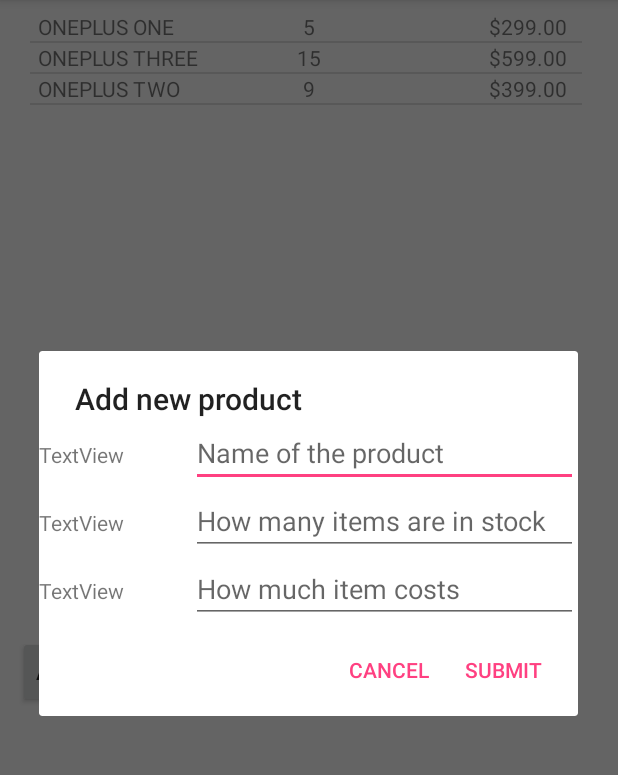
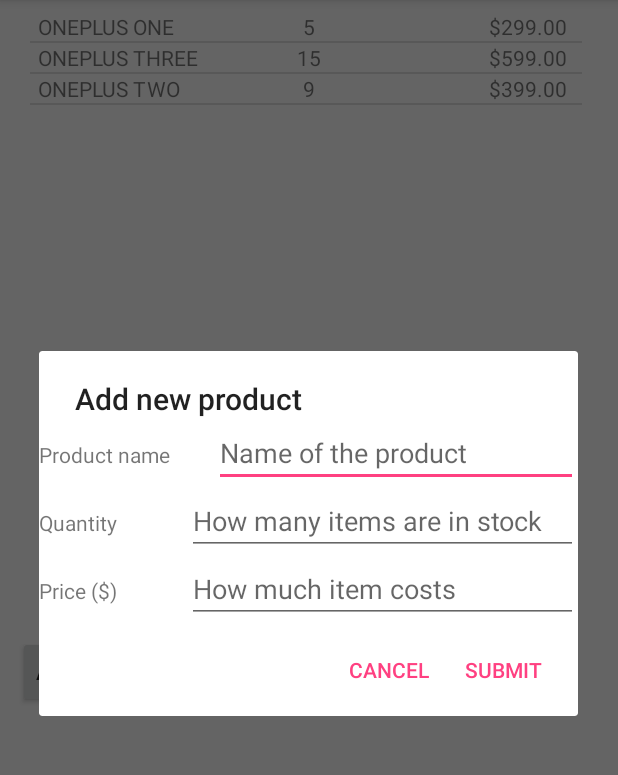
Before and after one commit to Gitvalt/androidDevelopment, an Android app: the screen it shows after launch (MainActivity), after a tap on "ADD PRODUCT", on a phone screen of 412 x 824 dp, the part 84-859 px from its top. Run offline under Robolectric (Android 15) with nearby library versions, the phone set to English and light mode, and no system bars.

Commit message:
finished shoppinglist

```diff
--- a/ShoppingListApp/app/src/main/java/company/supernice/k1967/shoppinglistapp/AddProductDialog.java
+++ b/ShoppingListApp/app/src/main/java/company/supernice/k1967/shoppinglistapp/AddProductDialog.java
@@ -18,6 +18,12 @@ import android.widget.Toast;
 public class AddProductDialog extends DialogFragment {
 
     //create interfaces
+    public interface AddProductDialogListener {
+        void onDialogPositiveClick(String name, int quantity, double price);
+        void onDialogNegativeClick();
+    }
+
+    AddProductDialogListener mListerner;
 
     @Override
     public void onAttach(Context context) {
@@ -32,6 +38,8 @@ public class AddProductDialog extends DialogFragment {
         LayoutInflater inflater = getActivity().getLayoutInflater();
 
         final View dialogView = inflater.inflate(R.layout.add_product, null);
+
+        mListerner = (AddProductDialogListener)getActivity();
 
         builder.setView(dialogView);
         builder.setTitle("Add new product");
@@ -50,11 +58,13 @@ public class AddProductDialog extends DialogFragment {
                     int quantity = Integer.parseInt(quantityBox.getText().toString());
                     Double price = Double.parseDouble(priceBox.getText().toString());
 
-
+                    //reply with response
+                    mListerner.onDialogPositiveClick(name, quantity, price);
                 }
                 catch (ClassCastException e)
                 {
                     Toast.makeText(getActivity().getApplicationContext(), "Creating a product failed. Incorrect value format", Toast.LENGTH_LONG).show();
+                    mListerner.onDialogNegativeClick();
                 }
 
             }
@@ -64,6 +74,7 @@ public class AddProductDialog extends DialogFragment {
             @Override
             public void onClick(DialogInterface dialogInterface, int i) {
                 Toast.makeText(getActivity().getApplicationContext(), "Adding new product has been canceled", Toast.LENGTH_LONG).show();
+                mListerner.onDialogNegativeClick();
             }
         });
 
--- a/ShoppingListApp/app/src/main/res/layout/add_product.xml
+++ b/ShoppingListApp/app/src/main/res/layout/add_product.xml
@@ -14,7 +14,7 @@
             android:layout_width="wrap_content"
             android:layout_height="wrap_content"
             android:layout_weight="1"
-            android:text="TextView" />
+            android:text="@string/addName_label" />
 
         <EditText
             android:id="@+id/nameBox"
@@ -37,7 +37,7 @@
             android:layout_width="wrap_content"
             android:layout_height="wrap_content"
             android:layout_weight="1"
-            android:text="TextView" />
+            android:text="@string/addQuantity_label" />
 
         <EditText
             android:id="@+id/QuantityBox"
@@ -60,7 +60,7 @@
             android:layout_width="wrap_content"
             android:layout_height="wrap_content"
             android:layout_weight="1"
-            android:text="TextView" />
+            android:text="@string/addPrice_label" />
 
         <EditText
             android:id="@+id/priceBox"
--- a/ShoppingListApp/app/src/main/res/values/strings.xml
+++ b/ShoppingListApp/app/src/main/res/values/strings.xml
@@ -1,3 +1,6 @@
 <resources>
     <string name="app_name">ShoppingListApp</string>
+    <string name="addName_label">Product name</string>
+    <string name="addQuantity_label">Quantity</string>
+    <string name="addPrice_label">Price ($)</string>
 </resources>
```
Also changed, not shown: ShoppingListApp/app/src/main/java/company/supernice/k1967/shoppinglistapp/MainActivity.java (+23 -1 lines), 5 other files.
